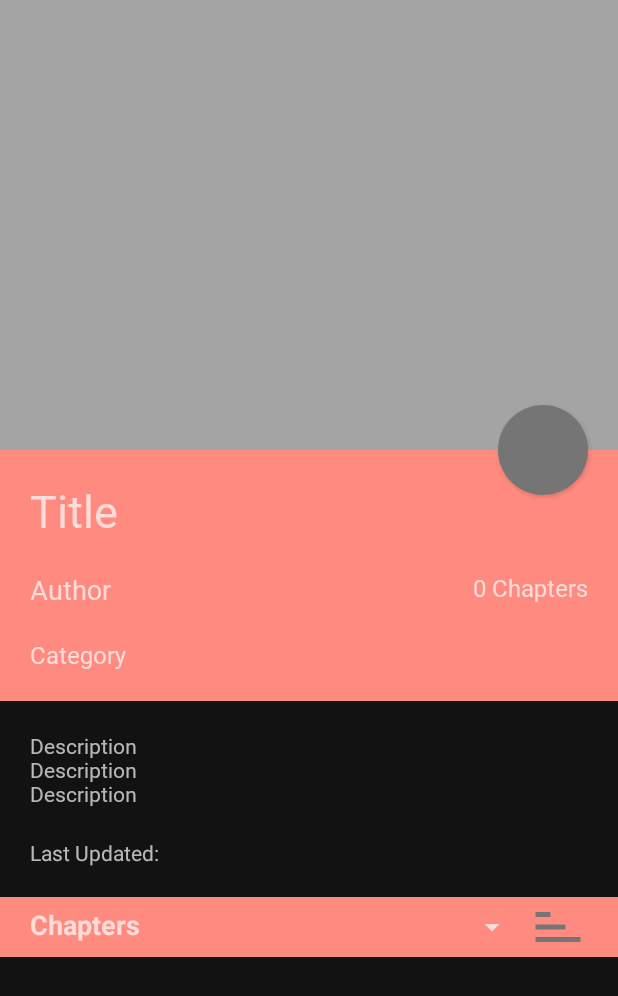
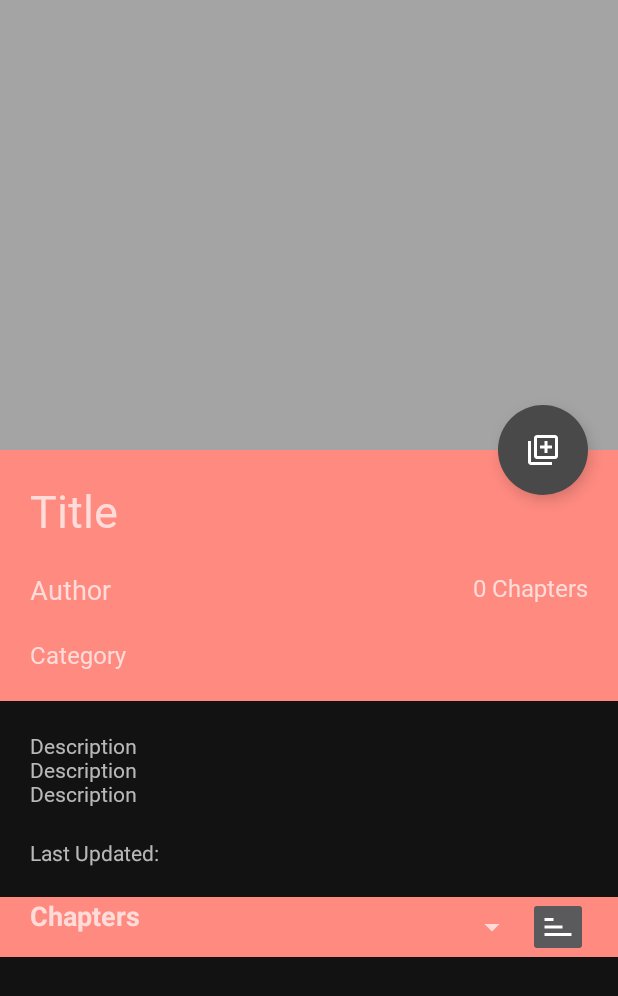
Before and after one commit to kyboon/KindlePusher, an Android app: the layout activity_book_summary.xml on its own in the app's theme, with its tools: preview values and no code run, on a phone screen of 412 x 824 dp. Shown: the top 996 px of the screen. Run offline under Robolectric (Android 15) with nearby library versions, the phone set to English and light mode, and no system bars.

Commit message:
initial implementation of rankings fragment.

```diff
--- a/app/src/main/java/com/kyboon/kindlepusher/BookSummaryActivity.java
+++ b/app/src/main/java/com/kyboon/kindlepusher/BookSummaryActivity.java
@@ -21,6 +21,7 @@ import android.view.WindowManager;
 import android.widget.AdapterView;
 import android.widget.ArrayAdapter;
 import android.widget.Button;
+import android.widget.ImageButton;
 import android.widget.ImageView;
 import android.widget.ProgressBar;
 import android.widget.RelativeLayout;
@@ -46,7 +47,7 @@ public class BookSummaryActivity extends AppCompatActivity {
 
     private View fadeInView;
     private ImageView ivBookCover;
-    private Button btnAdd;
+    private ImageButton btnAdd;
     private TextView tvBookTitle;
     private TextView tvAuthor;
     private TextView tvCategory;
@@ -54,7 +55,7 @@ public class BookSummaryActivity extends AppCompatActivity {
     private TextView tvDescription;
     private TextView tvLastUpdated;
 
-    private Button btnSort;
+    private ImageButton btnSort;
     private Spinner spinnerSource;
     private RecyclerView rvChapters;
     private ProgressBar progressBar;
--- a/app/src/main/java/com/kyboon/kindlepusher/DataTypes/Ranking.java
+++ b/app/src/main/java/com/kyboon/kindlepusher/DataTypes/Ranking.java
@@ -1,6 +1,8 @@
 package com.kyboon.kindlepusher.DataTypes;
 
 import com.google.gson.annotations.SerializedName;
+
+import java.util.List;
 
 public class Ranking {
     @SerializedName("_id")
@@ -11,4 +13,6 @@ public class Ranking {
     public Boolean collapse;
     public String monthRank;
     public String totalRank;
+    public String updated;
+    public List<Book> books;
 }
--- a/app/src/main/java/com/kyboon/kindlepusher/MainActivity.java
+++ b/app/src/main/java/com/kyboon/kindlepusher/MainActivity.java
@@ -38,7 +38,7 @@ public class MainActivity extends AppCompatActivity {
             }
         });
         tabLayout.setupWithViewPager(viewPager);
-        viewPager.setOffscreenPageLimit(2);
+        viewPager.setOffscreenPageLimit(3);
 
         tabLayout.getTabAt(0).setIcon(R.drawable.ic_home);
         tabLayout.getTabAt(1).setIcon(R.drawable.ic_shelf);
--- a/app/src/main/java/com/kyboon/kindlepusher/NovelApi.java
+++ b/app/src/main/java/com/kyboon/kindlepusher/NovelApi.java
@@ -68,5 +68,11 @@ public interface NovelApi {
     @GET("ranking/gender")
     Call<RankingsWrapper> getRankings();
 
+    class RankingResultWrapper {
+        Ranking ranking;
+        Boolean ok;
+    }
+    @GET("ranking/{id}")
+    Call<RankingResultWrapper> getRankingResults(@Path("id") String rankingId);
 
 }
--- /dev/null
+++ b/app/src/main/res/drawable/ic_library_add.xml
@@ -0,0 +1,9 @@
+<vector xmlns:android="http://schemas.android.com/apk/res/android"
+    android:width="24dp"
+    android:height="24dp"
+    android:viewportWidth="24"
+    android:viewportHeight="24">
+  <path
+      android:fillColor="#FF000000"
+      android:pathData="M4,6L2,6v14c0,1.1 0.9,2 2,2h14v-2L4,20L4,6zM20,2L8,2c-1.1,0 -2,0.9 -2,2v12c0,1.1 0.9,2 2,2h12c1.1,0 2,-0.9 2,-2L22,4c0,-1.1 -0.9,-2 -2,-2zM20,16L8,16L8,4h12v12zM13,14h2v-3h3L18,9h-3L15,6h-2v3h-3v2h3z"/>
+</vector>
--- a/app/src/main/res/drawable/round_button_plus.xml
+++ b/app/src/main/res/drawable/round_button_plus.xml
@@ -2,12 +2,12 @@
 <selector xmlns:android="http://schemas.android.com/apk/res/android">
     <item android:state_pressed="false">
         <shape android:shape="oval">
-            <solid android:color="@color/primaryLightColor" />
+            <solid android:color="@color/primaryDarkColor" />
         </shape>
     </item>
     <item android:state_pressed="true">
         <shape android:shape="oval">
-            <solid android:color="@color/primaryDarkColor" />
+            <solid android:color="@color/primaryLightColor" />
         </shape>
     </item>
 </selector>
--- a/app/src/main/res/layout/activity_book_summary.xml
+++ b/app/src/main/res/layout/activity_book_summary.xml
@@ -37,12 +37,15 @@
                 app:layout_constraintRight_toRightOf="parent"
                 app:layout_constraintTop_toTopOf="@id/ContainerMainInformation" />
 
-            <Button
+            <ImageButton
                 android:id="@+id/btnAdd"
                 android:layout_width="60dp"
                 android:layout_height="60dp"
                 android:layout_marginRight="20dp"
                 android:background="@drawable/round_button_plus"
+                android:elevation="6dp"
+                android:src="@drawable/ic_library_add"
+                android:tint="@color/white"
                 app:layout_constraintBottom_toBottomOf="@id/spacer"
                 app:layout_constraintRight_toRightOf="parent" />
 
@@ -151,12 +154,12 @@
                             android:layout_width="wrap_content"
                             android:layout_height="match_parent" />
 
-                        <Button
+                        <ImageButton
                             android:id="@+id/btnSort"
                             android:layout_width="40dp"
                             android:layout_height="40dp"
-                            android:background="@drawable/ic_sort"
-                            android:scaleY="-1" />
+                            android:scaleY="-1"
+                            android:src="@drawable/ic_sort" />
                     </LinearLayout>
 
                     <RelativeLayout
--- a/app/src/main/res/layout/fragment_ranking.xml
+++ b/app/src/main/res/layout/fragment_ranking.xml
@@ -45,7 +45,7 @@
         <android.support.v7.widget.RecyclerView
             android:id="@+id/rvBook"
             android:layout_width="match_parent"
-            android:layout_height="0dp"
+            android:layout_height="wrap_content"
             app:layout_constraintBottom_toBottomOf="parent" />
     </LinearLayout>
 
```
Also changed, not shown: app/src/main/java/com/kyboon/kindlepusher/ApiHelper.java (+18 -0 lines), app/src/main/java/com/kyboon/kindlepusher/RankingFragment.java (+82 -21 lines).
